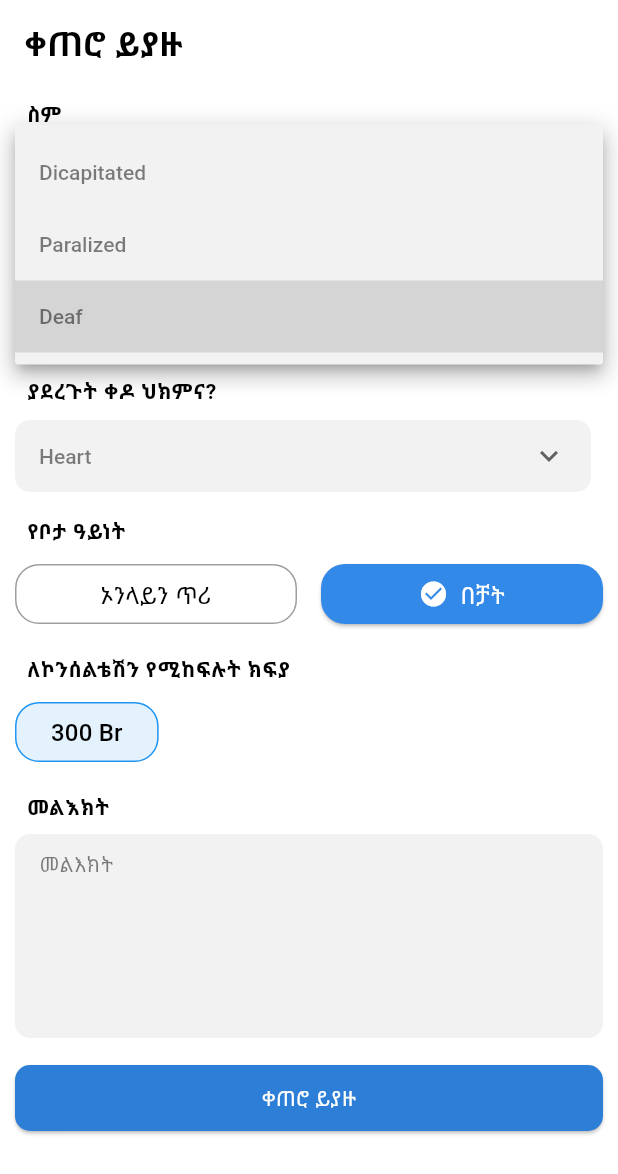
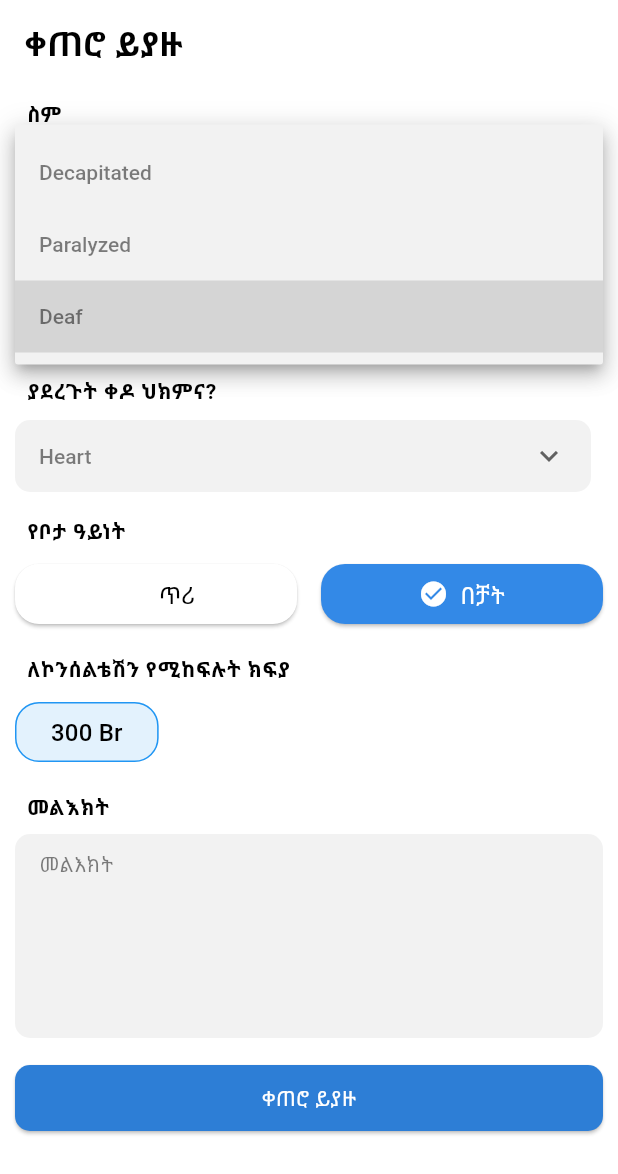
Before and after one commit to Abelabebe313/lenat_mobile, a Flutter app: the ConsultView screen opened directly, after a tap on "Deaf", on a phone screen of 412 x 824 dp. Shown: the top 1174 px of the screen. Run offline on Flutter 3.47's test engine with Material 3 defaults, Android fonts, the phone set to English and light mode, and no system bars; our stand-ins replace get_it, graphql_flutter, hugeicons, pinput, shared_preferences; missing offline and left inert: chapasdk; accounts and stored records are empty; network calls fail.

Commit message:
consult integration draft 1

```diff
--- a/lib/main.dart
+++ b/lib/main.dart
@@ -1,8 +1,11 @@
 import 'package:flutter/material.dart';
+import 'package:graphql_flutter/graphql_flutter.dart';
 import 'app/app.dart';
 import 'app/service_locator.dart';
 
-void main() {
+void main() async {
   setupLocator();
+  WidgetsFlutterBinding.ensureInitialized();
+  await initHiveForFlutter();
   runApp(const MyApp());
 }
--- a/lib/view/consult/consult_page.dart
+++ b/lib/view/consult/consult_page.dart
@@ -1,4 +1,7 @@
+// ignore_for_file: non_constant_identifier_names
+
 import 'package:flutter/material.dart';
+import 'package:graphql_flutter/graphql_flutter.dart';
 import 'package:lenat_mobile/core/colors.dart';
 
 class ConsultView extends StatefulWidget {
@@ -9,11 +12,107 @@ class ConsultView extends StatefulWidget {
 }
 
 class _ConsultViewState extends State<ConsultView> {
-  String choosenPlace = "በቻት";
+  String choosenPlace = "TEXT";
   String selectedDisability = "Deaf";
   String selectedSurgery = "Heart";
-  final List<String> disabilities = ["Dicapitated", "Paralized", "Deaf"];
+  final List<String> disabilities = ["Decapitated", "Paralyzed", "Deaf"];
   final List<String> surgeries = ["Cranial", "Heart", "Arm"];
+  final TextEditingController patientNotesController = TextEditingController();
+
+  String getAppointmentsQuery = r'''
+    query GetAppointments {
+      consultant_appointments {
+        id
+        type
+        surgery_history
+        payment_state
+        patient_notes
+        medical_condition
+        doctor_id
+        created_at
+      }
+    }
+  ''';
+
+  void fetchAppointments(BuildContext context) async {
+    final client = GraphQLProvider.of(context).value;
+
+    final result = await client.query(
+      QueryOptions(document: gql(getAppointmentsQuery)),
+    );
+
+    if (result.hasException) {
+      print(result.exception.toString());
+    } else {
+      print(result.data);
+      // Or use setState to store and display appointments
+      setState(() {
+        // _result = result.data.toString();
+      });
+    }
+  }
+
+  final String addAppointmentMutation = r'''
+    mutation AddAppointment(
+      $type: appointment_type!
+      $description: String!
+      $surgery_history: String!
+      $payment_state: enum_generic_state_enum!
+      $patient_notes: String!
+      $medical_condition: String!
+      $doctor_id: uuid!
+      $user_id: uuid!
+      $scheduled_at: timestamptz!
+    ) {
+      insert_consultant_appointments(objects: {
+        type: $type
+        description: $description
+        surgery_history: $surgery_history
+        payment_state: $payment_state
+        patient_notes: $patient_notes
+        medical_condition: $medical_condition
+        doctor_id: $doctor_id
+        user_id: $user_id
+        scheduled_at: $scheduled_at
+      }) {
+        returning {
+          id
+        }
+      }
+    }
+  ''';
+
+  void saveAppointment(BuildContext context) async {
+    final client = GraphQLProvider.of(context).value;
+
+    final result = await client.mutate(MutationOptions(
+      document: gql(addAppointmentMutation),
+      variables: {
+        'type': choosenPlace,
+        'description': 'Texting Descriptions...',
+        'payment_state': "UnPaid",
+        'medical_condition': selectedDisability,
+        'surgery_history': selectedSurgery,
+        'patient_notes': patientNotesController.text.trim(),
+        'doctor_id': 'f3c9eb8a-33f2-4cd9-9cc2-897ab024d326',
+        'user_id': 'f3c9eb8a-33f2-4cd9-9cc2-897ab024d326',
+        'scheduled_at': DateTime.now().toIso8601String(),
+      },
+    ));
+
+    if (result.hasException) {
+      print('Error: ${result.exception.toString()}');
+      ScaffoldMessenger.of(context).showSnackBar(
+        SnackBar(content: Text('Failed to save appointment')),
+      );
+    } else {
+      print(
+          'Success! Appointment saved with ID: ${result.data!['insert_consultant_appointments']['id']}');
+      ScaffoldMessenger.of(context).showSnackBar(
+        SnackBar(content: Text('Appointment saved successfully')),
+      );
+    }
+  }
 
   @override
   Widget build(BuildContext context) {
@@ -34,6 +133,7 @@ class _ConsultViewState extends State<ConsultView> {
         padding: EdgeInsets.symmetric(horizontal: 10.0),
         children: [
           const SizedBox(height: 10.0),
+
           // Name
           Column(
             spacing: 8.0,
@@ -58,7 +158,7 @@ class _ConsultViewState extends State<ConsultView> {
                   borderRadius: BorderRadius.circular(10),
                 ),
                 child: TextFormField(
-                  keyboardType: TextInputType.number,
+                  keyboardType: TextInputType.text,
                   decoration: InputDecoration(
                     hintText: "ስም",
                     hintStyle: TextStyle(
@@ -214,48 +314,13 @@ class _ConsultViewState extends State<ConsultView> {
               ),
               Row(
                 children: [
-                  // Outlined button (Cancel Time)
-                  Expanded(
-                    child: OutlinedButton(
-                      style: OutlinedButton.styleFrom(
-                        padding: const EdgeInsets.symmetric(
-                          vertical: 8.0,
-                        ),
-                        side: const BorderSide(
-                          color: Colors.grey,
-                          width: 1.0,
-                        ),
-                        shape: RoundedRectangleBorder(
-                          borderRadius: BorderRadius.circular(16),
-                        ),
-                        backgroundColor: choosenPlace == "ኦንላይን ጥሪ"
-                            ? Color(0xFF3389E7)
-                            : Colors.white,
-                      ),
-                      onPressed: () {
-                        setState(() {
-                          choosenPlace = "ኦንላይን ጥሪ";
-                        });
-                      },
-                      child: Text(
-                        'ኦንላይን ጥሪ',
-                        style: TextStyle(
-                          fontFamily: 'NotoSansEthiopic',
-                          fontSize: 16,
-                          color: Colors.black,
-                        ),
-                      ),
-                    ),
-                  ),
-                  const SizedBox(width: 16),
-                  // Filled button (Continue)
                   Expanded(
                     child: ElevatedButton.icon(
                       style: ElevatedButton.styleFrom(
                         padding: const EdgeInsets.symmetric(
                           vertical: 8.0,
                         ),
-                        backgroundColor: choosenPlace == "በቻት"
+                        backgroundColor: choosenPlace == "CALL"
                             ? Color(0xFF3389E7)
                             : Colors.white, // Use your primary blue
                         shape: RoundedRectangleBorder(
@@ -264,12 +329,50 @@ class _ConsultViewState extends State<ConsultView> {
                       ),
                       onPressed: () {
                         setState(() {
-                          choosenPlace = "በቻት";
+                          choosenPlace = "CALL";
                         });
                       },
                       icon: Icon(
                         Icons.check_circle,
-                        color: choosenPlace == "በቻት"
+                        color: choosenPlace == "CALL"
+                            ? Colors.white
+                            : Colors.transparent,
+                        size: 20,
+                      ),
+                      label: Text(
+                        'ጥሪ',
+                        style: TextStyle(
+                          fontFamily: 'NotoSansEthiopic',
+                          fontSize: 16,
+                          color: choosenPlace == "CALL"
+                              ? Colors.white
+                              : Colors.black,
+                        ),
+                      ),
+                    ),
+                  ),
+                  const SizedBox(width: 16),
+                  Expanded(
+                    child: ElevatedButton.icon(
+                      style: ElevatedButton.styleFrom(
+                        padding: const EdgeInsets.symmetric(
+                          vertical: 8.0,
+                        ),
+                        backgroundColor: choosenPlace == "TEXT"
+                            ? Color(0xFF3389E7)
+                            : Colors.white, // Use your primary blue
+                        shape: RoundedRectangleBorder(
+                          borderRadius: BorderRadius.circular(16),
+                        ),
+                      ),
+                      onPressed: () {
+                        setState(() {
+                          choosenPlace = "TEXT";
+                        });
+                      },
+                      icon: Icon(
+                        Icons.check_circle,
+                        color: choosenPlace == "TEXT"
                             ? Colors.white
                             : Colors.transparent,
                         size: 20,
@@ -279,7 +382,7 @@ class _ConsultViewState extends State<ConsultView> {
                         style: TextStyle(
                           fontFamily: 'NotoSansEthiopic',
                           fontSize: 16,
-                          color: choosenPlace == "በቻት"
+                          color: choosenPlace == "TEXT"
                               ? Colors.white
                               : Colors.black,
                         ),
@@ -362,7 +465,8 @@ class _ConsultViewState extends State<ConsultView> {
                   borderRadius: BorderRadius.circular(10),
                 ),
                 child: TextFormField(
-                  keyboardType: TextInputType.number,
+                  controller: patientNotesController,
+                  keyboardType: TextInputType.text,
                   maxLines: 5,
                   decoration: InputDecoration(
                     hintText: "መልእክት",
@@ -382,7 +486,9 @@ class _ConsultViewState extends State<ConsultView> {
 
           // Submit Button
           ElevatedButton(
-            onPressed: () {},
+            onPressed: () {
+              saveAppointment(context);
+            },
             style: ElevatedButton.styleFrom(
               backgroundColor: Primary,
               shape: RoundedRectangleBorder(
--- a/pubspec.yaml
+++ b/pubspec.yaml
@@ -11,6 +11,7 @@ dependencies:
   flutter:
     sdk: flutter
   get_it: ^8.0.3
+  graphql_flutter: ^5.2.0
   hugeicons: ^0.0.11
   pinput: ^5.0.1
   provider: ^6.1.5
```
Also changed, not shown: lib/app/app.dart (+15 -0 lines), pubspec.lock, 1 other file.
